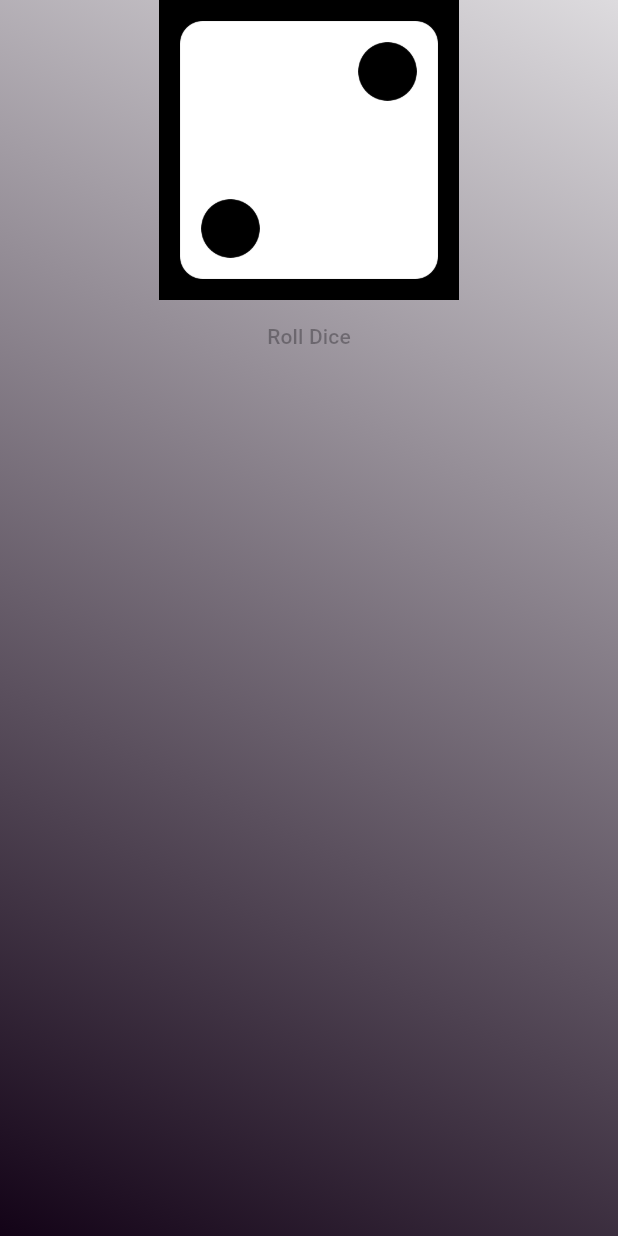
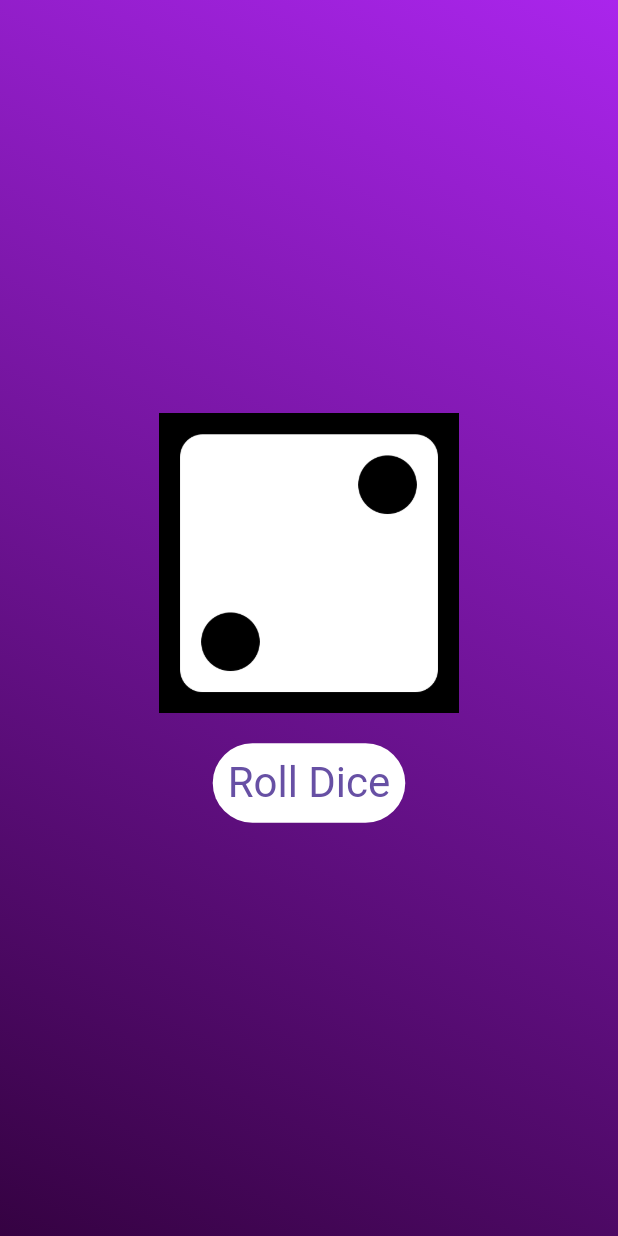
Before and after one commit to ChiraagRokade/Roll_Dice, a Flutter app: the screen it shows after launch, on a phone screen of 412 x 824 dp. Run offline on Flutter 3.47's test engine with Material 3 defaults, Android fonts, the phone set to English and light mode, and no system bars.

```diff
--- /dev/null
+++ b/lib/diceRolle.dart
@@ -0,0 +1,49 @@
+// ignore_for_file: file_names
+
+import 'dart:math';
+
+import 'package:flutter/material.dart';
+
+class DiceRoller extends StatefulWidget {
+  const DiceRoller({super.key});
+
+  @override
+  State<DiceRoller> createState() {
+    return _DiceRollerState();
+  }
+}
+
+class _DiceRollerState extends State<DiceRoller> {
+  var activeDice = 'assets/images/dice_2.png';
+  void rollDice() {
+    var diceRoll = Random().nextInt(6) + 1;
+    setState(() {
+      activeDice = 'assets/images/dice_$diceRoll.png';
+    });
+  }
+
+  @override
+  Widget build(context) {
+    // TODO: implement build
+    return Column(
+      mainAxisSize: MainAxisSize.min,
+      children: [
+        Image.asset(
+          activeDice,
+          width: 200,
+        ),
+        const SizedBox(
+          height: 20,
+        ),
+        TextButton(
+          onPressed: rollDice,
+          style: TextButton.styleFrom(
+              padding: const EdgeInsets.fromLTRB(10, 10, 10, 10),
+              backgroundColor: Colors.white,
+              textStyle: const TextStyle(fontSize: 28, color: Colors.black)),
+          child: const Text('Roll Dice'),
+        )
+      ],
+    );
+  }
+}
--- a/lib/gradientContainer.dart
+++ b/lib/gradientContainer.dart
@@ -1,5 +1,6 @@
 // ignore_for_file: file_names
 
+import 'package:first_app/diceRolle.dart';
 import 'package:flutter/material.dart';
 
 const startAlignment = Alignment.bottomLeft;
@@ -9,6 +10,11 @@ class GradientContainer extends StatelessWidget {
   const GradientContainer(this.color1, this.color2, {super.key});
   final Color color1;
   final Color color2;
+  // var activeDice = 'assets/images/dice_two.png';
+  // void rollDice() {
+  //   activeDice = 'assets/images/dice_four.png';
+  // }
+
   @override
   Widget build(context) {
     return Container(
@@ -16,16 +22,9 @@ class GradientContainer extends StatelessWidget {
         gradient: LinearGradient(
             colors: [color1, color2], begin: startAlignment, end: endAlignment),
       ),
-      child: Center(
-          child: Column(
-        children: [
-          Image.asset(
-            'assets/images/dice_two.png',
-            width: 200,
-          ),
-          TextButton(onPressed: onPressed, child: const Text("Roll Dice"))
-        ],
-      )),
+      child: const Center(
+        child: DiceRoller(),
+      ),
     );
   }
 }
--- a/lib/main.dart
+++ b/lib/main.dart
@@ -6,7 +6,7 @@ void main() {
     const MaterialApp(
       home: Scaffold(
         body: GradientContainer(
-            Color.fromARGB(255, 19, 3, 23), Color.fromARGB(255, 221, 219, 222)),
+            Color.fromARGB(255, 53, 2, 66), Color.fromARGB(255, 170, 37, 236)),
       ),
     ),
   );
```
Also changed, not shown: pubspec.yaml (+6 -6 lines), assets/images/dice_1.png (renamed from assets/images/dice_one.png), assets/images/dice_2.png (renamed from assets/images/dice_two.png), assets/images/dice_3.png (renamed from assets/images/dice_three.png), assets/images/dice_4.png (renamed from assets/images/dice_four.png), assets/images/dice_5.png (renamed from assets/images/dice_five.png), assets/images/dice_6.png (renamed from assets/images/dice_six.png).
